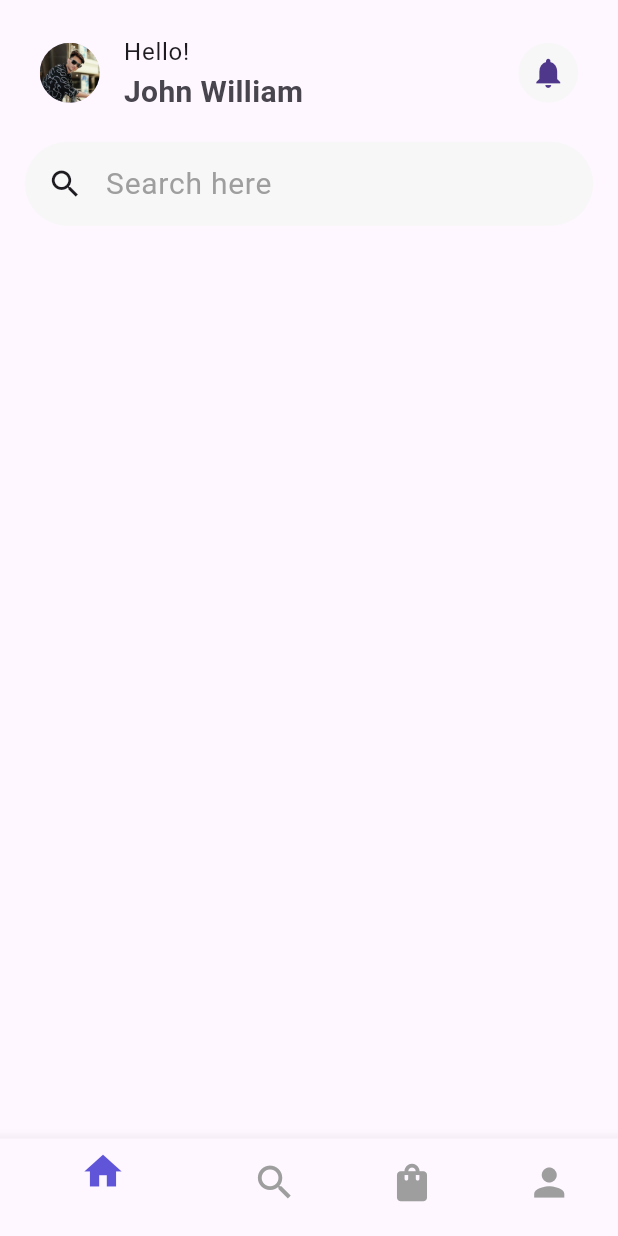
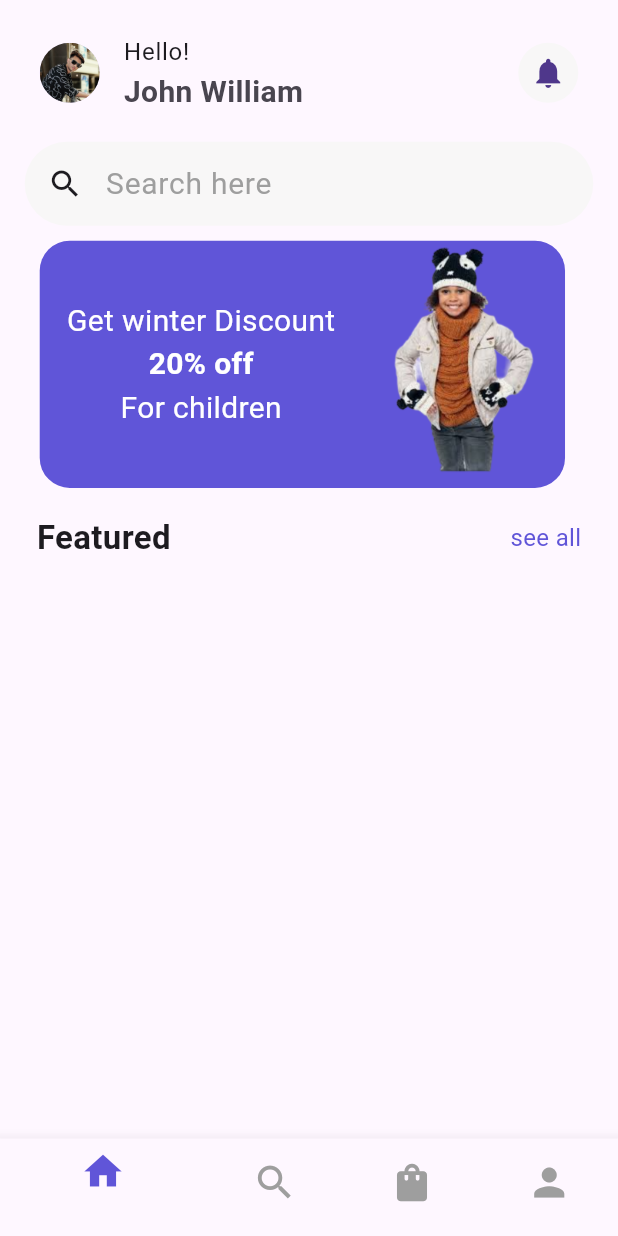
Before and after one commit to enkutatash/Ecommerce, a Flutter app: the screen it shows after launch, on a phone screen of 412 x 824 dp. Run offline on Flutter 3.47's test engine with Material 3 defaults, Android fonts, the phone set to English and light mode, and no system bars.

Commit message:
homepage on progress  updatedone,

```diff
--- a/capstone_project/ecommerce/lib/main.dart
+++ b/capstone_project/ecommerce/lib/main.dart
@@ -1,8 +1,8 @@
 import 'package:flutter/material.dart';
-import 'package:ecommerce/pages/HomePage.dart';
+import 'package:ecommerce/pages/General_Screen.dart';
 void main() {
-  runApp( MaterialApp(
+  runApp( const MaterialApp(
     debugShowCheckedModeBanner: false,
-    home: HomePage(),
+    home: General_Screen(),
   ));
 }
--- /dev/null
+++ b/capstone_project/ecommerce/lib/pages/General_Screen.dart
@@ -0,0 +1,55 @@
+import 'package:ecommerce/pages/HomeScreen/HomeScreen.dart';
+import 'package:flutter/material.dart';
+
+class General_Screen extends StatefulWidget {
+  const General_Screen({super.key});
+
+  @override
+  State<General_Screen> createState() => _General_ScreenState();
+}
+
+class _General_ScreenState extends State<General_Screen> {
+  int _selectedScreen = 0;
+
+  List<Widget> AllScreens = [
+    HomeScreen(),
+  ];
+
+  void _currentScreen(int index) {
+  setState(() {
+    _selectedScreen = index;
+  });
+}
+
+
+  @override
+  Widget build(BuildContext context) {
+    return Scaffold(
+        body: AllScreens[_selectedScreen],
+        bottomNavigationBar: BottomNavigationBar(
+          onTap: _currentScreen,
+          currentIndex: _selectedScreen,
+          selectedItemColor: const Color(0xFF6055D8),
+          unselectedItemColor: Colors.grey,
+          iconSize: 30,
+          items: const <BottomNavigationBarItem>[
+            BottomNavigationBarItem(
+              icon: Icon(Icons.home),
+              label: "",
+            ),
+            BottomNavigationBarItem(
+              icon: Icon(Icons.search),
+              label: "",
+            ),
+            BottomNavigationBarItem(
+              icon: Icon(Icons.shopping_bag),
+              label: "",
+            ),
+            BottomNavigationBarItem(
+              icon: Icon(Icons.person),
+              label: "",
+            ),
+          ],
+        ));
+  }
+}
--- a/capstone_project/ecommerce/lib/pages/HomePage.dart
+++ /dev/null
@@ -1,68 +0,0 @@
-import 'package:flutter/material.dart';
-
-class HomePage extends StatefulWidget {
-  const HomePage({super.key});
-
-  @override
-  State<HomePage> createState() => _HomePageState();
-}
-
-class _HomePageState extends State<HomePage> {
-  @override
-  Widget build(BuildContext context) {
-    final height = MediaQuery.of(context).size.height;
-    final width = MediaQuery.of(context).size.width;
-
-    return Scaffold(
-      body: SafeArea(child: ListView(
-        padding:  EdgeInsets.fromLTRB(width*0.04,height*0.003,width*0.04,0),
-        children: [
-         const ListTile(
-          contentPadding: EdgeInsets.all(10),
-            leading:  CircleAvatar(backgroundImage: AssetImage("assets/image/profile_img.jpg")),
-            title: Text("Hello!"),
-            subtitle: Text("John William",style: TextStyle(fontWeight: FontWeight.bold,fontSize: 20),),
-            trailing: CircleAvatar(backgroundColor: Color(0XFFF8F7F7),child: Icon(Icons.notifications)),
-
-          ),
-          SearchBar(
-             padding: MaterialStateProperty.all<EdgeInsets>(
-                  const EdgeInsets.symmetric(horizontal: 15)),
-            backgroundColor:const MaterialStatePropertyAll<Color?>(
-                 Color(0XFFF8F7F7)),
-            shadowColor:const MaterialStatePropertyAll<Color?>(
-                 Colors.transparent),
-            leading:const Icon(Icons.search),
-            hintText: "Search here",
-            hintStyle:const MaterialStatePropertyAll<TextStyle?> (
-                TextStyle(color: Colors.grey,fontSize: 20)),
-
-          ),
-        ],
-      )),
-      bottomNavigationBar: BottomNavigationBar(
-      selectedItemColor:const Color(0xFF6055D8),
-      unselectedItemColor: Colors.grey,
-      iconSize: 30,
-        items: const <BottomNavigationBarItem>[
-          BottomNavigationBarItem(
-            icon: Icon(Icons.home),
-            label: "",
-          ),
-          BottomNavigationBarItem(
-            icon: Icon(Icons.search),
-            label: "",
-          ),
-          BottomNavigationBarItem(
-            icon: Icon(Icons.shopping_bag),
-            label: "",
-          ),
-          BottomNavigationBarItem(
-            icon: Icon(Icons.person),
-            label: "",
-          ),
-        ],
-      )
-    );
-  }
-}
--- /dev/null
+++ b/capstone_project/ecommerce/lib/pages/HomeScreen/HomeScreen.dart
@@ -0,0 +1,52 @@
+import 'package:ecommerce/pages/HomeScreen/mostPopular.dart';
+import 'package:ecommerce/pages/HomeScreen/updates.dart';
+import 'package:flutter/material.dart';
+
+class HomeScreen extends StatefulWidget {
+  const HomeScreen({super.key});
+
+  @override
+  State<HomeScreen> createState() => _HomeScreenState();
+}
+
+class _HomeScreenState extends State<HomeScreen> {
+  @override
+  Widget build(BuildContext context) {
+     final height = MediaQuery.of(context).size.height;
+    final width = MediaQuery.of(context).size.width;
+    return SafeArea(
+            child: ListView(
+          padding: EdgeInsets.fromLTRB(
+              width * 0.04, height * 0.003, width * 0.04, 0),
+          children: [
+            const ListTile(
+              contentPadding: EdgeInsets.all(10),
+              leading: CircleAvatar(
+                  backgroundImage: AssetImage("assets/image/profile_img.jpg")),
+              title: Text("Hello!"),
+              subtitle: Text(
+                "John William",
+                style: TextStyle(fontWeight: FontWeight.bold, fontSize: 20),
+              ),
+              trailing: CircleAvatar(
+                  backgroundColor: Color(0XFFF8F7F7),
+                  child: Icon(Icons.notifications)),
+            ),
+            SearchBar(
+              padding: MaterialStateProperty.all<EdgeInsets>(
+                  const EdgeInsets.symmetric(horizontal: 15)),
+              backgroundColor:
+                  const MaterialStatePropertyAll<Color?>(Color(0XFFF8F7F7)),
+              shadowColor:
+                  const MaterialStatePropertyAll<Color?>(Colors.transparent),
+              leading: const Icon(Icons.search),
+              hintText: "Search here",
+              hintStyle: const MaterialStatePropertyAll<TextStyle?>(
+                  TextStyle(color: Colors.grey, fontSize: 20)),
+            ),
+           const Updates(),
+           const MostPopular(),
+          ],
+        ));
+  }
+}
--- /dev/null
+++ b/capstone_project/ecommerce/lib/pages/HomeScreen/Item.dart
@@ -0,0 +1,25 @@
+import 'package:flutter/material.dart';
+
+class Item extends StatelessWidget {
+  const Item({super.key});
+
+  @override
+  Widget build(BuildContext context) {
+    final height = MediaQuery.of(context).size.height;
+    final width = MediaQuery.of(context).size.width;
+    return Container(
+      color:const Color(0XFFF8F7F7),
+      height: height*0.2,
+      width: width*0.1,
+      child: Column(children: [
+        Image.asset(
+          height:height*0.17,
+          width: width*0.08,
+          fit:BoxFit.cover,
+          "assets/image/watch.jpg"),
+         const Text("Watch"),
+         const Text("\$40"),
+      ]),
+    );
+  }
+}
--- /dev/null
+++ b/capstone_project/ecommerce/lib/pages/HomeScreen/mostPopular.dart
@@ -0,0 +1,25 @@
+import 'package:flutter/material.dart';
+import 'package:ecommerce/pages/HomeScreen/Item.dart';
+class MostPopular extends StatelessWidget {
+  const MostPopular({super.key});
+
+  @override
+  Widget build(BuildContext context) {
+    final height = MediaQuery.of(context).size.height;
+    final width = MediaQuery.of(context).size.width;
+    return const Padding(
+      padding: const EdgeInsets.all(8.0),
+      child: Column(
+          children: [
+          Row(
+            mainAxisAlignment: MainAxisAlignment.spaceBetween,
+            children: [
+              Text("Featured",style: TextStyle(fontSize: 22,fontWeight: FontWeight.bold),),
+              Text("see all",style: TextStyle(fontSize: 16,color: Color(0XFF6055D8)),)
+            ],
+          )
+          ],
+      ),
+    );
+  }
+}
--- /dev/null
+++ b/capstone_project/ecommerce/lib/pages/HomeScreen/updates.dart
@@ -0,0 +1,65 @@
+import 'package:flutter/material.dart';
+
+class Updates extends StatefulWidget {
+  const Updates({Key? key}) : super(key: key);
+
+  @override
+  State<Updates> createState() => _UpdatesState();
+}
+
+class _UpdatesState extends State<Updates> {
+  final ScrollController _controller = ScrollController();
+
+  @override
+  Widget build(BuildContext context) {
+    final height = MediaQuery.of(context).size.height;
+    final width = MediaQuery.of(context).size.width;
+
+    return Scrollbar(
+      controller: _controller,
+      child: SingleChildScrollView(
+        scrollDirection: Axis.horizontal,
+        controller: _controller,
+        child: Padding(
+          padding: const EdgeInsets.all(10.0),
+          child: Container(
+            width: width * 0.85,
+            height: height * 0.2,
+            decoration: BoxDecoration(
+              borderRadius: BorderRadius.circular(20),
+              color: const Color(0XFF6055D8),
+            ),
+            child: Row(
+              mainAxisAlignment: MainAxisAlignment.spaceEvenly,
+              children: [
+               const Column(
+                mainAxisAlignment: MainAxisAlignment.center,
+                  children: [
+                    Text(
+                  "Get winter Discount",
+                  style: TextStyle(color: Colors.white, fontSize: 20),
+                ),
+                Text(
+                  "20% off",
+                  style: TextStyle(color: Colors.white, fontSize: 20, fontWeight: FontWeight.bold),
+                ),
+                Text(
+                  "For children",
+                  style: TextStyle(color: Colors.white, fontSize: 20)
+                ),
+                  ],
+                ),
+                const SizedBox(height: 10), // Add space between text and image
+                Image.asset(
+                  "assets/image/front_girl.png",
+                  height: height * 0.2, // Adjust image height as needed
+                  fit: BoxFit.cover,
+                ),
+              ],
+            ),
+          ),
+        ),
+      ),
+    );
+  }
+}
```
Also changed, not shown: capstone_project/ecommerce/assets/image/front_girl.png (added), capstone_project/ecommerce/assets/image/watch.jpg (added), capstone_project/ecommerce/lib/pages/HomeScreen/featured.dart (added).
